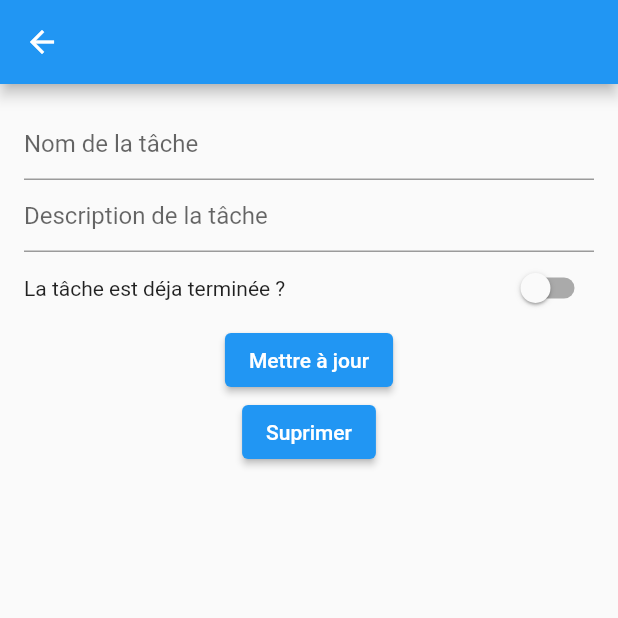
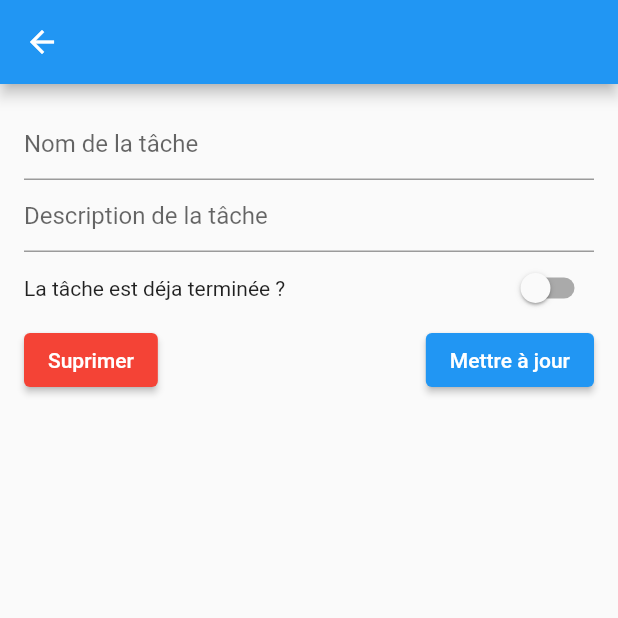
Before and after one commit to JulienKEIFF/todolist-flutter, a Flutter app: the UpdatePage screen opened directly with empty values, on a phone screen of 412 x 824 dp, the top half of it. Run offline on Flutter 3.47's test engine with Material 2 defaults, Android fonts, the phone set to English and light mode, and no system bars; our stand-ins replace sqflite; missing offline and left inert: eventify; accounts and stored records are empty.

Commit message:
change button order

```diff
--- a/lib/main.dart
+++ b/lib/main.dart
@@ -14,6 +14,7 @@ class TodoListApp extends StatelessWidget {
   @override
   Widget build(BuildContext context) {
     return MaterialApp(
+      debugShowCheckedModeBanner: false,
       theme: ThemeData(
         primarySwatch: Colors.blue,
       ),
--- a/lib/page/update_page.dart
+++ b/lib/page/update_page.dart
@@ -24,7 +24,6 @@ class _UpdatePageState extends State<UpdatePage> {
   }
 
   void changeTodoTermined(bool value) {
-    print('change');
     _isDone = !_isDone;
     setState(() {});
   }
@@ -93,11 +92,19 @@ class _UpdatePageState extends State<UpdatePage> {
                       ],
                     ),
                     const Spacer(),
-                    ElevatedButton(
-                        onPressed: updateTodo,
-                        child: const Text('Mettre à jour')),
-                    ElevatedButton(
-                        onPressed: removeTodo, child: const Text('Suprimer'))
+                    Row(
+                      mainAxisAlignment: MainAxisAlignment.spaceBetween,
+                      children: [
+                        ElevatedButton(
+                            onPressed: removeTodo,
+                            style:
+                                ElevatedButton.styleFrom(primary: Colors.red),
+                            child: const Text('Suprimer')),
+                        ElevatedButton(
+                            onPressed: updateTodo,
+                            child: const Text('Mettre à jour')),
+                      ],
+                    )
                   ],
                 ),
               ),
```
Also changed, not shown: lib/components/item.dart (+25 -8 lines).
